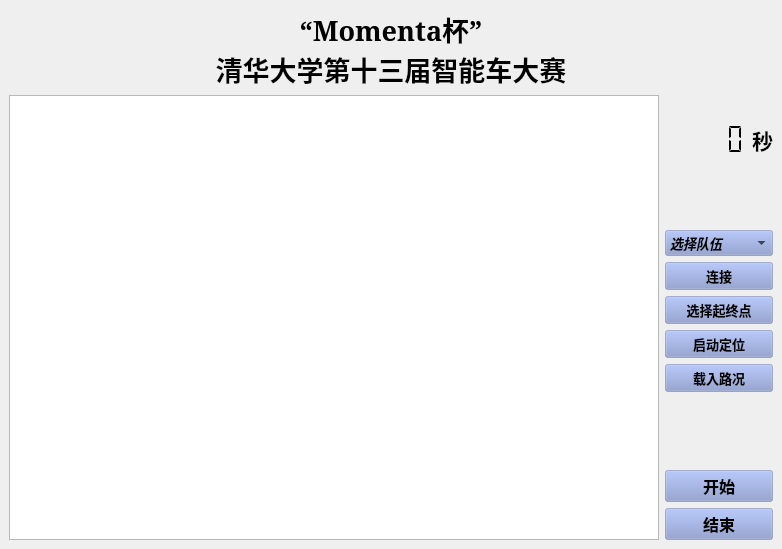
Before: the Qt Designer form Smartcar_PC/pc2.ui in guhaiqiao/SmartCar, drawn with Qt 5.
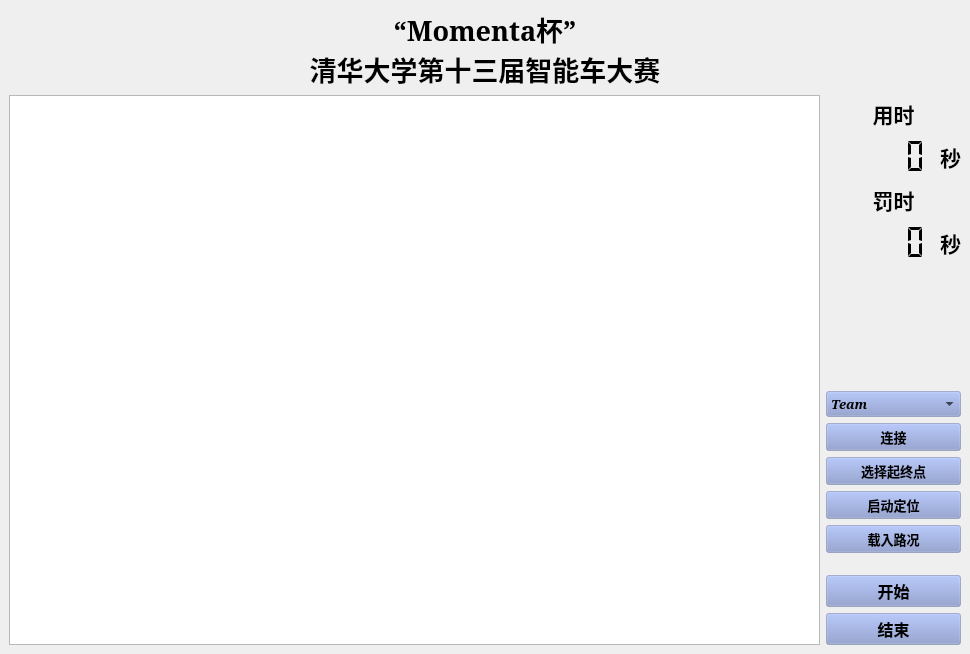
After: the same form once the commit is applied. Icons and pictures are not drawn.

What changed in the file:
```diff
--- a/Smartcar_PC/pc2.ui
+++ b/Smartcar_PC/pc2.ui
@@ -12,8 +12,8 @@
    <rect>
     <x>0</x>
     <y>0</y>
-    <width>782</width>
-    <height>549</height>
+    <width>970</width>
+    <height>654</height>
    </rect>
   </property>
   <property name="font">
@@ -109,7 +109,25 @@
        </widget>
       </item>
       <item>
-       <layout class="QVBoxLayout" name="verticalLayout" stretch="5,0,0,0,0,0,0,8">
+       <layout class="QVBoxLayout" name="verticalLayout" stretch="3,3,3,3,10,3,3,0,0,0,7">
+        <item>
+         <widget class="QLabel" name="label_3">
+          <property name="font">
+           <font>
+            <family>Constantia</family>
+            <pointsize>16</pointsize>
+            <weight>75</weight>
+            <bold>true</bold>
+           </font>
+          </property>
+          <property name="text">
+           <string>用时</string>
+          </property>
+          <property name="alignment">
+           <set>Qt::AlignCenter</set>
+          </property>
+         </widget>
+        </item>
         <item>
          <layout class="QHBoxLayout" name="horizontalLayout_2" stretch="5,1">
           <item>
@@ -148,6 +166,62 @@
               <bold>true</bold>
              </font>
             </property>
+            <property name="frameShadow">
+             <enum>QFrame::Sunken</enum>
+            </property>
+            <property name="text">
+             <string>秒</string>
+            </property>
+            <property name="alignment">
+             <set>Qt::AlignCenter</set>
+            </property>
+           </widget>
+          </item>
+         </layout>
+        </item>
+        <item>
+         <widget class="QLabel" name="label_4">
+          <property name="font">
+           <font>
+            <family>Constantia</family>
+            <pointsize>16</pointsize>
+            <weight>75</weight>
+            <bold>true</bold>
+           </font>
+          </property>
+          <property name="text">
+           <string>罚时</string>
+          </property>
+          <property name="alignment">
+           <set>Qt::AlignCenter</set>
+          </property>
+         </widget>
+        </item>
+        <item>
+         <layout class="QHBoxLayout" name="horizontalLayout" stretch="5,1">
+          <item>
+           <widget class="QLCDNumber" name="Penalty">
+            <property name="frameShape">
+             <enum>QFrame::NoFrame</enum>
+            </property>
+            <property name="segmentStyle">
+             <enum>QLCDNumber::Flat</enum>
+            </property>
+           </widget>
+          </item>
+          <item>
+           <widget class="QLabel" name="label_2">
+            <property name="font">
+             <font>
+              <family>Constantia</family>
+              <pointsize>16</pointsize>
+              <weight>75</weight>
+              <bold>true</bold>
+             </font>
+            </property>
+            <property name="frameShadow">
+             <enum>QFrame::Sunken</enum>
+            </property>
             <property name="text">
              <string>秒</string>
             </property>
@@ -198,11 +272,11 @@
            <string notr="true">background-color: rgb(130, 147, 201, 100);</string>
           </property>
           <property name="currentText">
-           <string>选择队伍</string>
+           <string>Team</string>
           </property>
           <item>
            <property name="text">
-            <string>选择队伍</string>
+            <string>Team</string>
            </property>
           </item>
          </widget>
@@ -292,7 +366,7 @@
          </widget>
         </item>
         <item>
-         <layout class="QVBoxLayout" name="verticalLayout_2" stretch="0,1,1">
+         <layout class="QVBoxLayout" name="verticalLayout_2" stretch="2,2,2">
           <item>
            <spacer name="verticalSpacer_2">
             <property name="orientation">
```
Left out of the diff: 4 changed lines with no effect on the pictures.
